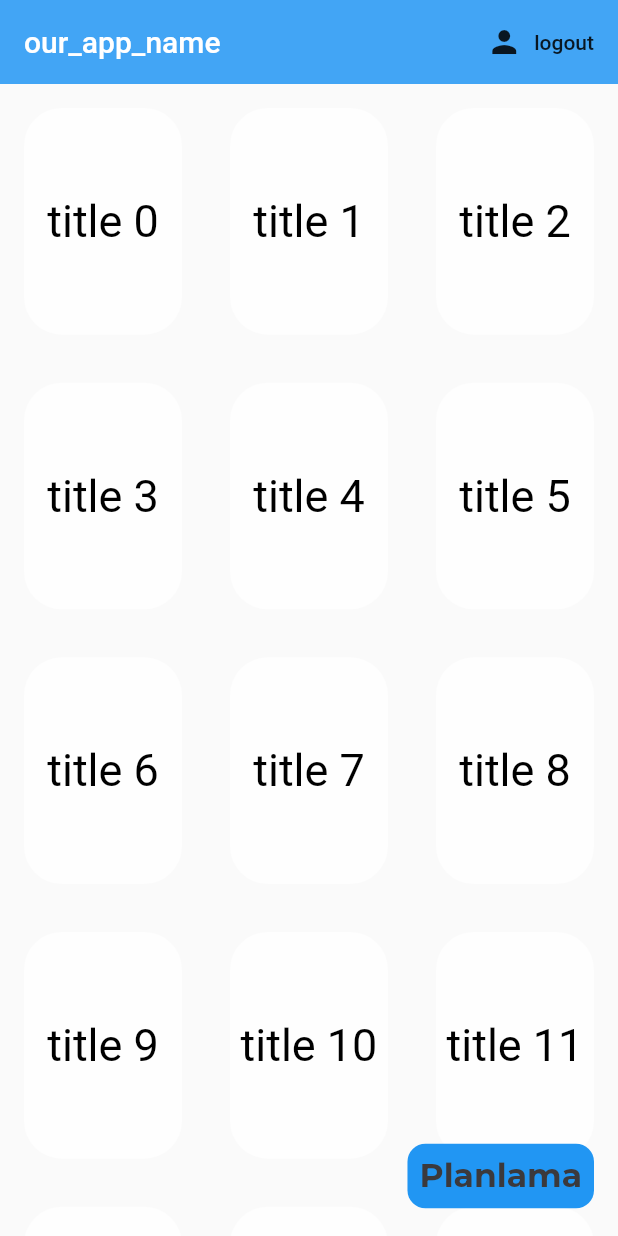
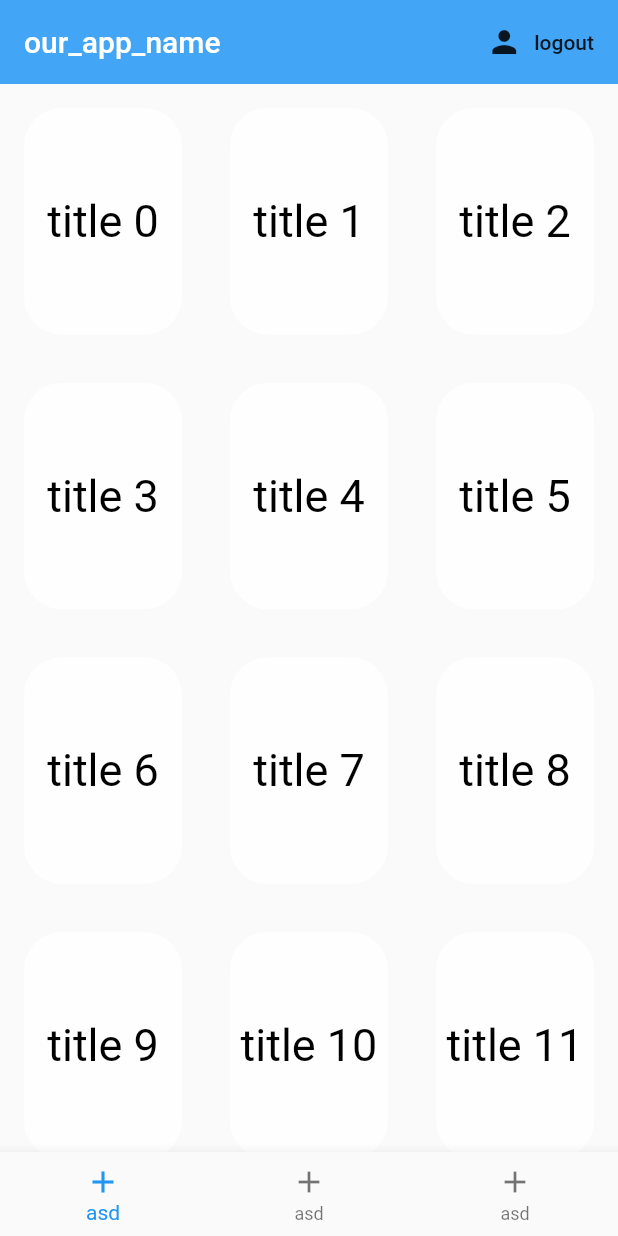
Before and after one commit to fburaktrd/Nudil, a Flutter app: the screen it shows once a user with an empty profile is signed in, on a phone screen of 412 x 824 dp. Run offline on Flutter 3.47's test engine with Material 2 defaults, Android fonts, the phone set to English and light mode, and no system bars; our stand-ins replace firebase_auth, firebase_database, google_fonts, numberpicker, table_calendar; missing offline and left inert: day_night_time_picker; accounts and stored records are empty.

Commit message:
Revert "appbar"
This reverts commit 040aff6215caf7b13df1e77135ee40d9118514c2.

```diff
--- a/lib/models/tarihkart.dart
+++ b/lib/models/tarihkart.dart
@@ -1,9 +1,5 @@
 import 'package:flutter/material.dart';
-import 'package:flutter_first_app/screens/authenticate/sign_in.dart';
-import 'package:flutter_first_app/screens/eventOlusturma/calendar/planlama.dart';
-import 'package:flutter_first_app/services/auth.dart';
-import 'package:google_fonts/google_fonts.dart';
-
+import './grup.dart';
 
 class TarihKart extends StatefulWidget{
 
@@ -13,7 +9,7 @@
 }
 
 class _TarihKartState extends State<TarihKart>{
-  final AuthService _auth = AuthService();
+
   int sayi=40;
   List<Widget> olustur=[];
   @override
@@ -30,20 +26,6 @@
 
 
     return Scaffold(
-        appBar: AppBar(
-          title: Text('our_app_name'),
-          backgroundColor: Colors.blue[400],
-          elevation: 0.0,
-          actions: <Widget>[
-            FlatButton.icon(
-              icon: Icon(Icons.person),
-              label: Text('logout'),
-              onPressed: () async {
-                await _auth.signOut();
-              },
-            )
-          ],
-        ),
 
       body: Container(
           decoration: BoxDecoration(
@@ -61,22 +43,12 @@
 
             ),
         ),
-        floatingActionButton: RawMaterialButton(
-        child: Container(
-    decoration: BoxDecoration(
-    color: Colors.blue,
-    borderRadius: BorderRadius.circular(12),
-    ),
-    padding: EdgeInsets.all(8),
-    child: Text('Planlama',
-    style: GoogleFonts.montserrat(
-    color: Color.fromRGBO(59, 57, 60, 1),
-    fontSize: 22,
-    fontWeight: FontWeight.bold)),
-    ),
-    onPressed: () => Navigator.push(
-    context, MaterialPageRoute(builder: (context) => BilgiAlma())),
-    ));
+        bottomNavigationBar: BottomNavigationBar(items: [
+          BottomNavigationBarItem(icon: Icon(Icons.add),label: "asd"),
+          BottomNavigationBarItem(icon: Icon(Icons.add),label: "asd"),
+          BottomNavigationBarItem(icon: Icon(Icons.add),label: "asd")
+        ],),
+    );
 
 
 
@@ -98,6 +70,16 @@
         tek= !tek;
 
       },
+      onDoubleTap: (){
+        Navigator.push(context, MaterialPageRoute(
+          builder: (context){
+            return Grup(i: x);
+            },
+
+          )//        Grup(i: x),
+
+        );
+      },
       child: Container(
 
         alignment: Alignment.center,
--- a/lib/screens/home/home.dart
+++ b/lib/screens/home/home.dart
@@ -12,7 +12,20 @@
     return Scaffold(
         backgroundColor: Colors.red[50],
 
-
+        appBar: AppBar(
+          title: Text('our_app_name'),
+          backgroundColor: Colors.blue[400],
+          elevation: 0.0,
+          actions: <Widget>[
+            FlatButton.icon(
+              icon: Icon(Icons.person),
+              label: Text('logout'),
+              onPressed: () async {
+                await _auth.signOut();
+              },
+            )
+          ],
+        ),
         body: TarihKart(),
 
 
```
Also changed, not shown: lib/models/grup.dart (added, +82 -0 lines), lib/models/tarihler.dart (added, +104 -0 lines).
